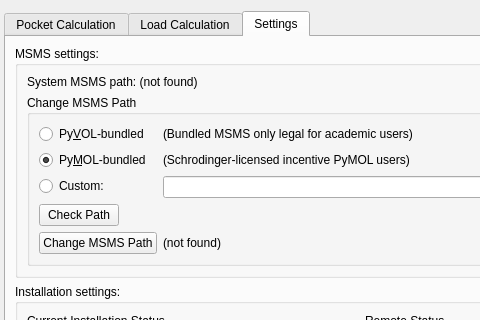
This is pyvol/pyvol_gui/pyvol_gui.ui in schlessinger-lab/pyvol as Qt 5 draws it before an edit; both pictures show x 0 to 480 and y 0 to 320 of the 724 by 660 pixel window. The edited form follows.
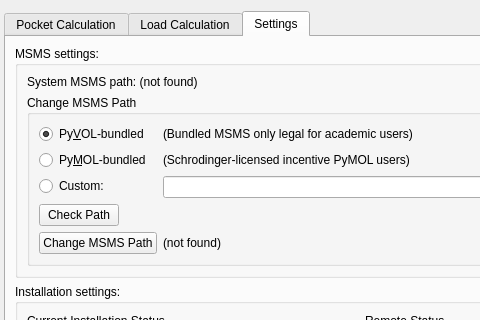
This is the edited form. The open tabs and pages were chosen to show the change.

```diff
--- a/pyvol/pyvol_gui/pyvol_gui.ui
+++ b/pyvol/pyvol_gui/pyvol_gui.ui
@@ -575,7 +575,7 @@
                 <string>Py&amp;VOL-bundled</string>
                </property>
                <property name="checked">
-                <bool>false</bool>
+                <bool>true</bool>
                </property>
               </widget>
              </item>
@@ -585,7 +585,7 @@
                 <string>Py&amp;MOL-bundled</string>
                </property>
                <property name="checked">
-                <bool>true</bool>
+                <bool>false</bool>
                </property>
               </widget>
              </item>
```
Left out of the diff: 2 changed lines with no effect on the pictures.
